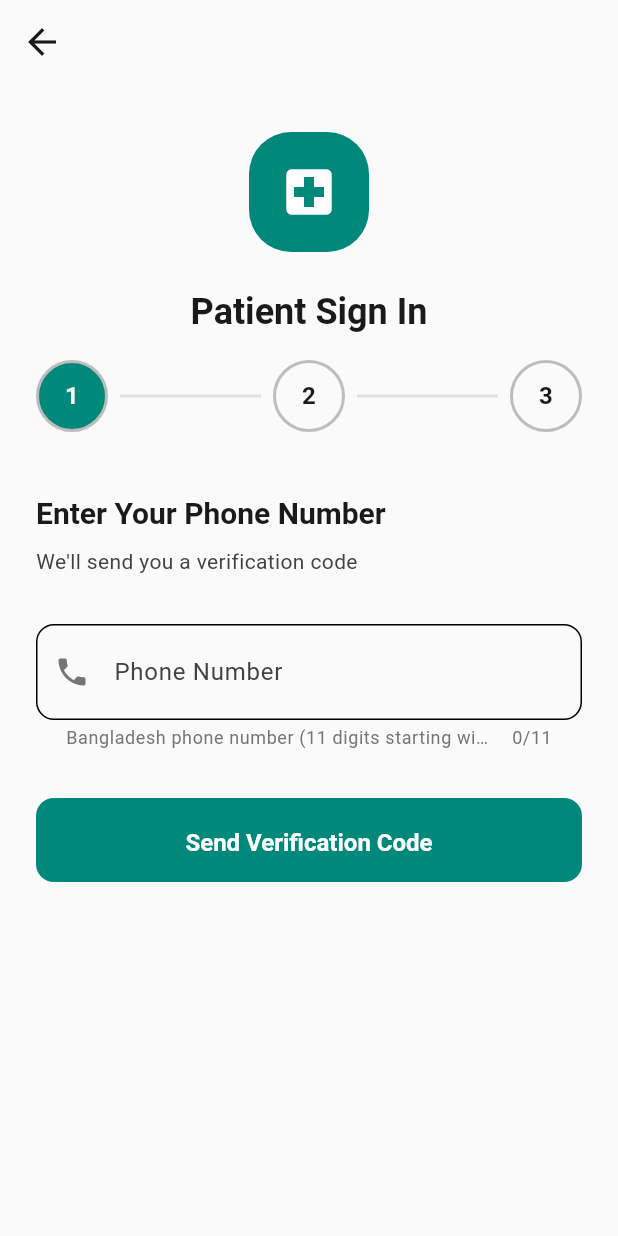
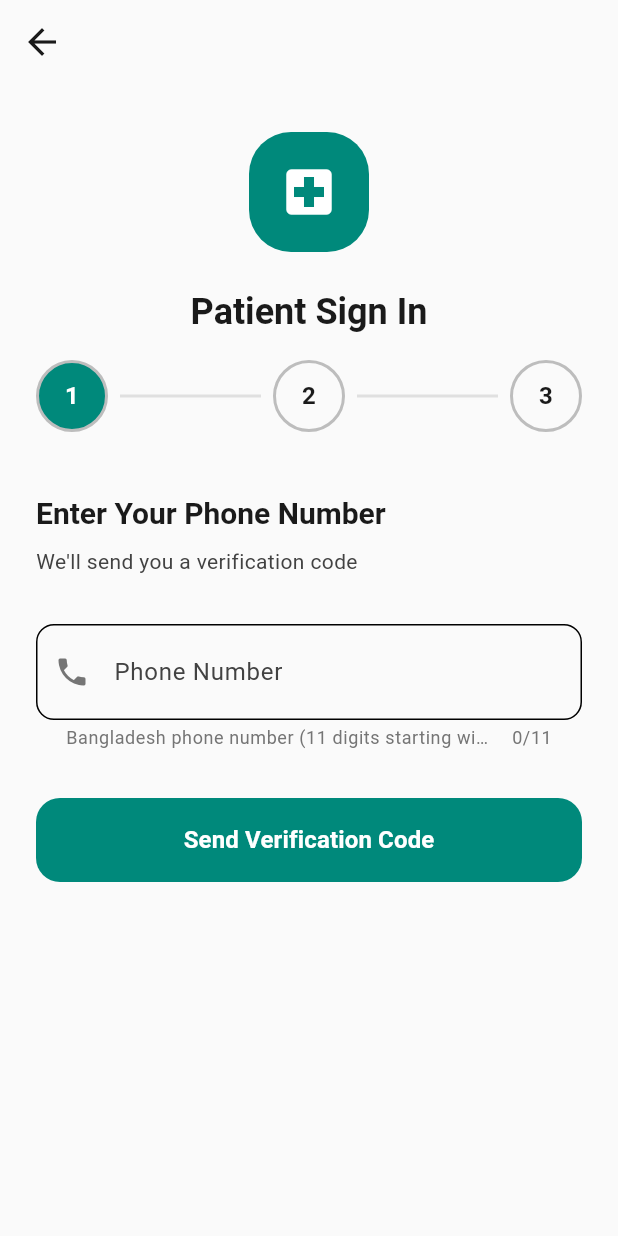
Before and after one commit to Abir2007049/MediHub, a Flutter app: the AuthScreen screen opened by its route, on a phone screen of 412 x 824 dp. Run offline on Flutter 3.47's test engine with Material 3 defaults, Android fonts, the phone set to English and light mode, and no system bars; our stand-ins replace envied, flutter_bloc, flutter_local_notifications, freezed_annotation, get_it, go_router and 5 more; accounts and stored records are empty; generated files the repository leaves out were written again.

Commit message:
feat: enhance OTP sending with error logging and improve button semantics in auth flow

```diff
--- a/lib/features/auth/data/services/supabase_auth_service.dart
+++ b/lib/features/auth/data/services/supabase_auth_service.dart
@@ -1,3 +1,5 @@
+import 'dart:developer';
+
 import 'package:supabase_flutter/supabase_flutter.dart';
 
 /// Centralized Supabase auth + profile helper for MediHub.
@@ -20,7 +22,10 @@ class SupabaseAuthService {
 
   /// Send OTP to a phone number. Phone must be in E.164 format (+880...).
   Future<void> sendOtp({required String phone}) async {
-    await _client.auth.signInWithOtp(phone: phone);
+    await _client.auth.signInWithOtp(phone: phone).catchError((error) {
+      log('Error sending OTP: ${error.message}', error: error);
+      throw error;
+    });
   }
 
   /// Verify the OTP code. Returns the auth response.
--- a/lib/features/auth/presentation/widgets/auth/auth_phone_step.dart
+++ b/lib/features/auth/presentation/widgets/auth/auth_phone_step.dart
@@ -57,11 +57,34 @@ class AuthPhoneStep extends StatelessWidget {
           onSubmitted: (_) => onSendOtp(),
         ),
         const SizedBox(height: 32),
-        AppButton(
+
+        Semantics(
+          button: true,
+          enabled: true,
+          onTap: loading ? null : onSendOtp,
           label: 'Send Verification Code',
-          focusNode: submitButtonFocus,
-          onPressed: loading ? null : onSendOtp,
-          isLoading: loading,
+          tooltip: 'Sign in or register as a healthcare professional',
+          child: FilledButton(
+            onPressed: loading ? null : onSendOtp,
+            focusNode: submitButtonFocus,
+            style: FilledButton.styleFrom(
+              minimumSize: const Size(double.infinity, 56),
+              shape: RoundedRectangleBorder(
+                borderRadius: BorderRadius.circular(16),
+              ),
+              textStyle: textTheme.labelLarge?.copyWith(
+                fontSize: 16,
+                fontWeight: FontWeight.w600,
+              ),
+            ),
+            child: loading
+                ? const SizedBox(
+                    width: 20,
+                    height: 20,
+                    child: CircularProgressIndicator(strokeWidth: 2),
+                  )
+                : const Text('Send Verification Code'),
+          ),
         ),
       ],
     );
```
Also changed, not shown: 1 other file.
